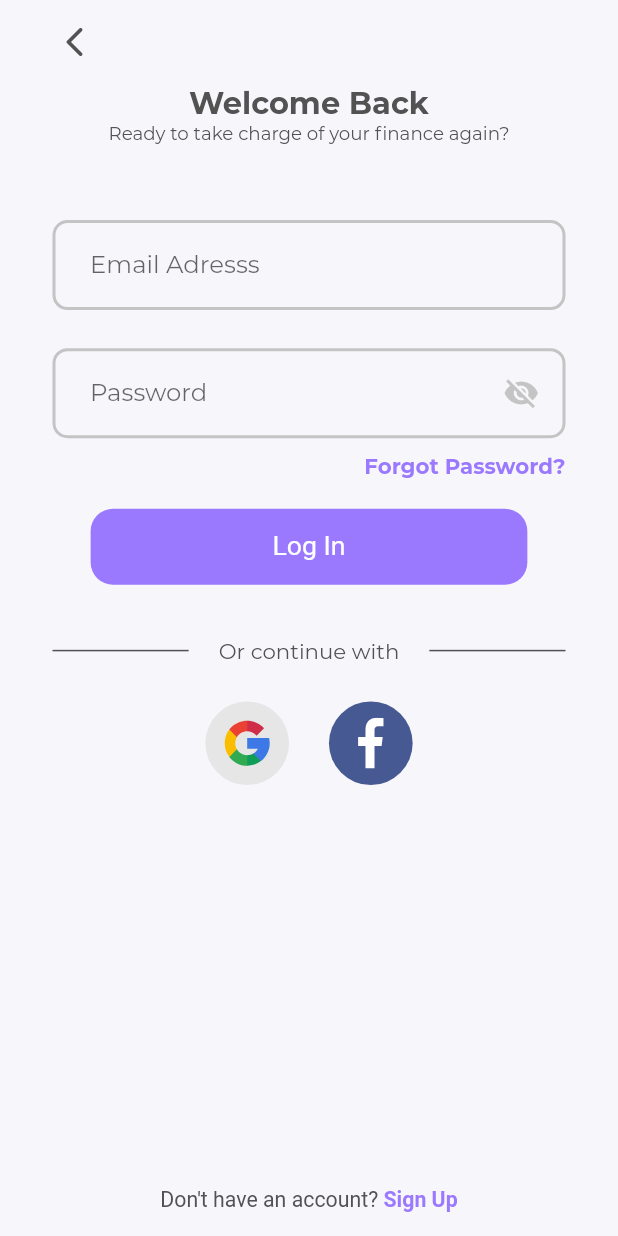
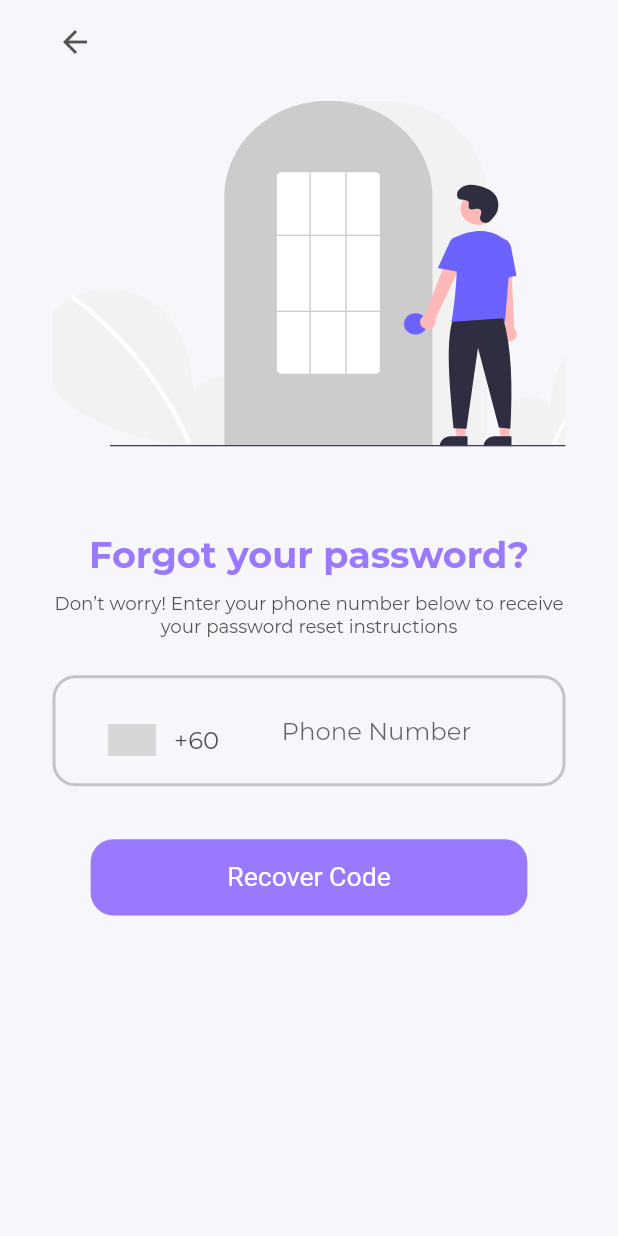
Before and after one commit to weichunnn/compound, a Flutter app: the SignInScreen screen opened by its route, after a tap on "Forgot Password?", on a phone screen of 412 x 824 dp. Run offline on Flutter 3.47's test engine with Material 2 defaults, Android fonts, the light colour scheme and no system bars; drawn by our look-alikes of easy_rich_text, intl_phone_number_input; our stand-ins replace flutter_svg, form_field_validator; project files that could hold a hidden picture were left out; grey boxes are pictures that could not be loaded.

Commit message:
added forgot password screen (#4)

```diff
--- /dev/null
+++ b/lib/components/normal_template.dart
@@ -0,0 +1,53 @@
+import 'package:flutter/material.dart';
+import 'package:flutter_svg/svg.dart';
+
+import '../constants.dart';
+import '../size_config.dart';
+
+class NormalTemplate extends StatelessWidget {
+  const NormalTemplate({
+    Key key,
+    this.image,
+    this.title,
+    this.caption,
+  }) : super(key: key);
+
+  final String image;
+  final String title;
+  final String caption;
+
+  @override
+  Widget build(BuildContext context) {
+    return Column(
+      children: [
+        Container(
+          margin: EdgeInsets.only(
+            bottom: getProportionateScreenHeight(35),
+          ),
+          child: SvgPicture.asset(image),
+        ),
+        Padding(
+          padding: EdgeInsets.symmetric(
+            vertical: getProportionateScreenHeight(10),
+          ),
+          child: Text(
+            title,
+            style: TextStyle(
+              fontSize: getProportionateScreenHeight(24),
+              color: kPrimaryColor,
+              fontWeight: FontWeight.bold,
+            ),
+          ),
+        ),
+        Text(
+          caption,
+          style: TextStyle(
+            fontSize: getProportionateScreenHeight(12),
+            color: kTextColor,
+          ),
+          textAlign: TextAlign.center,
+        ),
+      ],
+    );
+  }
+}
--- a/lib/routes.dart
+++ b/lib/routes.dart
@@ -4,10 +4,12 @@ import 'package:compound/screens/welcome/welcome_screen.dart';
 import 'package:compound/screens/splash/splash_screen.dart';
 import 'package:compound/screens/sign_in/sign_in_screen.dart';
 import 'package:compound/screens/sign_up/sign_up_screen.dart';
+import 'package:compound/screens/forgot_password/forgot_password_screen.dart';
 
 final Map<String, WidgetBuilder> routes = {
   '/': (context) => WelcomeScreen(),
   '/splash': (context) => SplashScreen(),
   '/sign_in': (context) => SignInScreen(),
   '/sign_up': (context) => SignUpScreen(),
+  '/forgot_password': (context) => ForgotPasswordScreen(),
 };
--- /dev/null
+++ b/lib/screens/forgot_password/components/body.dart
@@ -0,0 +1,30 @@
+import 'package:flutter/material.dart';
+
+import '../../../size_config.dart';
+import '../../../components/normal_template.dart';
+import 'forgot_password_form.dart';
+
+class Body extends StatelessWidget {
+  @override
+  Widget build(BuildContext context) {
+    return SafeArea(
+      minimum: EdgeInsets.symmetric(horizontal: 35),
+      child: SingleChildScrollView(
+        child: Column(
+          children: [
+            NormalTemplate(
+              image: 'assets/images/forgot_password.svg',
+              title: 'Forgot your password?',
+              caption:
+                  'Don’t worry! Enter your phone number below to receive your password reset instructions',
+            ),
+            SizedBox(
+              height: getProportionateScreenHeight(25),
+            ),
+            ForgotPasswordForm(),
+          ],
+        ),
+      ),
+    );
+  }
+}
--- /dev/null
+++ b/lib/screens/forgot_password/components/forgot_password_form.dart
@@ -0,0 +1,111 @@
+import 'package:flutter/material.dart';
+import 'package:intl_phone_number_input/intl_phone_number_input.dart';
+
+import '../../../constants.dart';
+import '../../../size_config.dart';
+import '../../../components/default_button.dart';
+
+class ForgotPasswordForm extends StatefulWidget {
+  @override
+  _ForgotPasswordFormState createState() => _ForgotPasswordFormState();
+}
+
+class _ForgotPasswordFormState extends State<ForgotPasswordForm> {
+  final _formKey = GlobalKey<FormState>();
+  final initial = PhoneNumber(isoCode: 'MY');
+
+  String phoneNumber;
+  String userInput;
+  Color borderColor = kGreyColor;
+
+  String phoneValidator(value) {
+    if (value.isEmpty) {
+      return '';
+    }
+
+    return null;
+  }
+
+  @override
+  Widget build(BuildContext context) {
+    return Form(
+      key: _formKey,
+      child: Column(
+        children: [
+          phoneNumberField(),
+          SizedBox(
+            height: getProportionateScreenHeight(25),
+          ),
+          DefaultButton(
+            text: 'Recover Code',
+            onPressed: () {
+              if (_formKey.currentState.validate()) {
+                _formKey.currentState.save();
+                // Insert API call to backend for validation
+                ScaffoldMessenger.of(_formKey.currentContext).showSnackBar(
+                  SnackBar(
+                    content: Text('Processing'),
+                  ),
+                );
+              }
+            },
+          ),
+        ],
+      ),
+    );
+  }
+
+  Container phoneNumberField() {
+    return Container(
+      padding: EdgeInsets.symmetric(horizontal: 15, vertical: 5),
+      decoration: BoxDecoration(
+        borderRadius: BorderRadius.circular(getProportionateScreenHeight(15)),
+        border: Border.all(
+          width: 2.0,
+          color: borderColor,
+        ),
+      ),
+      child: InternationalPhoneNumberInput(
+        autoValidateMode: AutovalidateMode.onUserInteraction,
+        spaceBetweenSelectorAndTextField: 0,
+        onInputChanged: (value) => {
+          phoneNumber = value.phoneNumber,
+          userInput = phoneNumber.replaceAll(value.dialCode, ''),
+          // RegExp(r'[A-Za-z]').hasMatch(userInput)) failed because input had been sanitized
+          // Don't need to check for alphabets because given keyboard is numerical
+          setState(() {
+            borderColor = userInput.isEmpty ? kErrorColor : kPrimaryColor;
+          })
+        },
+        // Internal call for saving the phone number is using a future, so saving will yield null, reported as an Issue
+        // onChanged is used to save the latest
+        onSaved: (value) => phoneNumber = value.phoneNumber,
+        initialValue: initial,
+        selectorTextStyle: TextStyle(
+          fontSize: getProportionateScreenHeight(16),
+        ),
+        textStyle: TextStyle(
+          fontSize: getProportionateScreenHeight(16),
+        ),
+        inputDecoration: InputDecoration(
+          // Prevent error text from pushing input box upwards
+          errorStyle: TextStyle(
+            height: 0,
+          ),
+          hintText: 'Phone Number',
+          focusedBorder: InputBorder.none,
+          enabledBorder: InputBorder.none,
+          errorBorder: InputBorder.none,
+          focusedErrorBorder: InputBorder.none,
+        ),
+        validator: phoneValidator,
+        searchBoxDecoration: InputDecoration(
+          labelText: 'Country Name or Dial Code',
+        ),
+        selectorConfig: SelectorConfig(
+          selectorType: PhoneInputSelectorType.DIALOG,
+        ),
+      ),
+    );
+  }
+}
--- /dev/null
+++ b/lib/screens/forgot_password/forgot_password_screen.dart
@@ -0,0 +1,15 @@
+import 'package:flutter/material.dart';
+
+import 'components/body.dart';
+
+class ForgotPasswordScreen extends StatelessWidget {
+  @override
+  Widget build(BuildContext context) {
+    return Scaffold(
+      appBar: AppBar(
+        leadingWidth: 100,
+      ),
+      body: Body(),
+    );
+  }
+}
--- a/lib/screens/sign_in/components/sign_in_form.dart
+++ b/lib/screens/sign_in/components/sign_in_form.dart
@@ -65,7 +65,9 @@ class _SignInFormState extends State<SignInForm> {
                 padding: const EdgeInsets.symmetric(vertical: 10),
                 child: LinkText(
                   text: 'Forgot Password?',
-                  onTap: () {},
+                  onTap: () {
+                    Navigator.pushNamed(context, '/forgot_password');
+                  },
                   fontSize: getProportionateScreenHeight(14),
                 ),
               )
--- a/pubspec.yaml
+++ b/pubspec.yaml
@@ -27,6 +27,7 @@ dependencies:
   easy_rich_text: ^0.5.3
   flutter_svg: ^0.19.3
   form_field_validator: ^1.0.1
+  intl_phone_number_input: ^0.6.0
   provider: ^4.3.3
 
 dev_dependencies:
```
Also changed, not shown: assets/images/forgot_password.svg (added), pubspec.lock, 1 other file.
